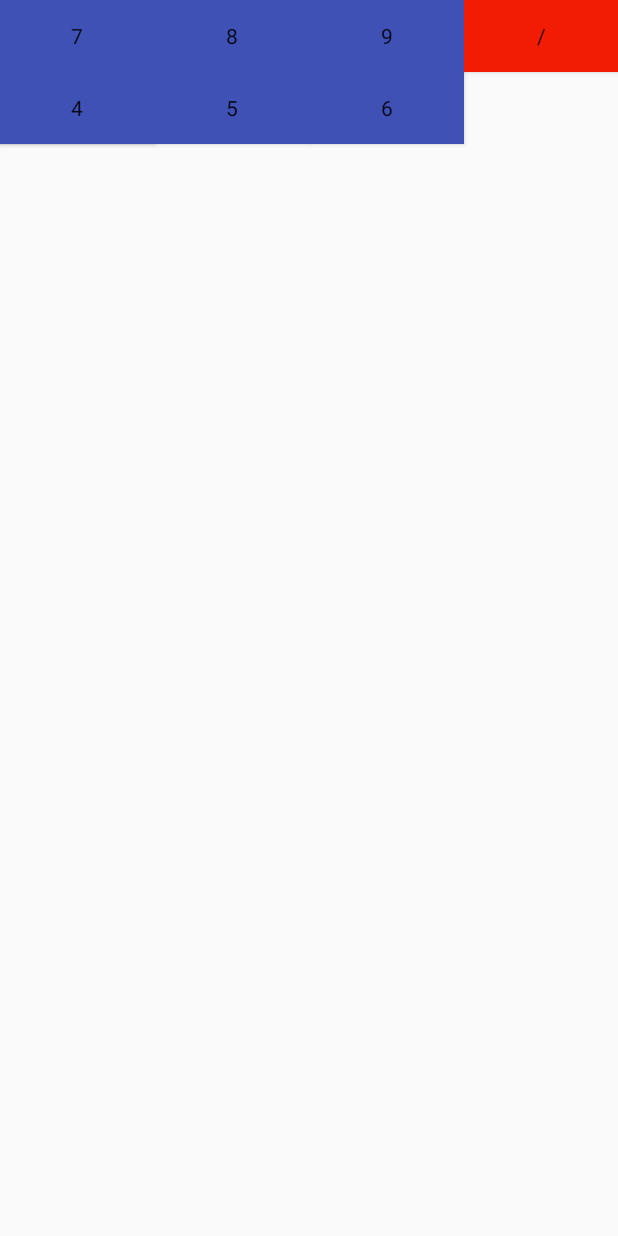
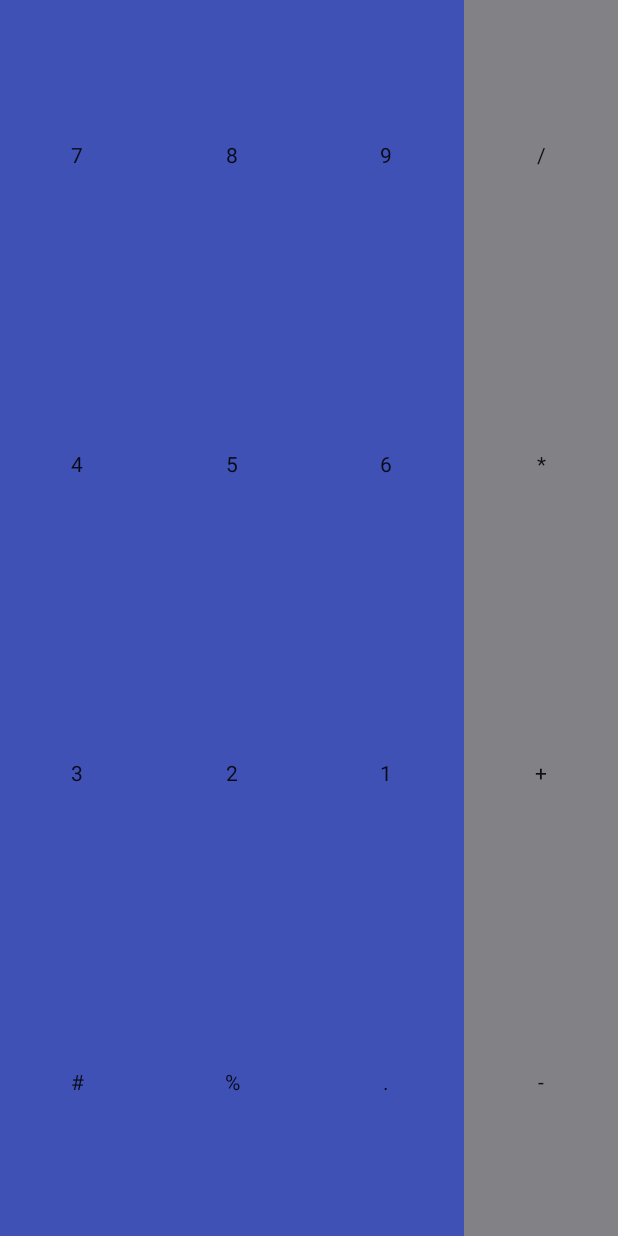
Before and after one commit to JASJ-07/layout, an Android app: the layout grid_layout.xml on its own in the app's theme, with its tools: preview values and no code run, on a phone screen of 412 x 824 dp. Run offline under Robolectric (Android 15) with nearby library versions, the phone set to English and light mode, and no system bars.

Commit message:
se crea vista calculadora

```diff
--- a/miprimerlayout/app/src/main/res/layout/grid_layout.xml
+++ b/miprimerlayout/app/src/main/res/layout/grid_layout.xml
@@ -9,6 +9,7 @@
     <Button
         style="@style/AppTheme.botones.numeros"
         android:layout_width="0dp"
+        android:layout_rowWeight="2.5"
         android:layout_height="wrap_content"
         android:layout_column="0"
         android:layout_columnWeight="25"
@@ -17,6 +18,7 @@
     <Button
         style="@style/AppTheme.botones.numeros"
         android:layout_width="0dp"
+        android:layout_rowWeight="2.5"
         android:layout_height="wrap_content"
         android:layout_column="1"
         android:layout_columnWeight="25"
@@ -25,6 +27,7 @@
     <Button
         style="@style/AppTheme.botones.numeros"
         android:layout_width="0dp"
+        android:layout_rowWeight="2.5"
         android:layout_height="wrap_content"
         android:layout_column="2"
         android:layout_columnWeight="25"
@@ -33,6 +36,7 @@
     <Button
         style="@style/AppTheme.botones.operadores"
         android:layout_width="0dp"
+        android:layout_rowWeight="2.5"
         android:layout_height="wrap_content"
         android:layout_column="3"
         android:layout_columnWeight="25"
@@ -41,6 +45,7 @@
     <Button
         style="@style/AppTheme.botones.numeros"
         android:layout_width="0dp"
+        android:layout_rowWeight="2.5"
         android:layout_height="wrap_content"
         android:layout_column="0"
         android:layout_columnWeight="25"
@@ -49,6 +54,7 @@
     <Button
         style="@style/AppTheme.botones.numeros"
         android:layout_width="0dp"
+        android:layout_rowWeight="2.5"
         android:layout_height="wrap_content"
         android:layout_column="0"
         android:layout_columnWeight="25"
@@ -57,6 +63,7 @@
     <Button
         style="@style/AppTheme.botones.numeros"
         android:layout_width="0dp"
+        android:layout_rowWeight="2.5"
         android:layout_height="wrap_content"
         android:layout_column="1"
         android:layout_columnWeight="25"
@@ -65,11 +72,93 @@
     <Button
         style="@style/AppTheme.botones.numeros"
         android:layout_width="0dp"
+        android:layout_rowWeight="2.5"
         android:layout_height="wrap_content"
         android:layout_column="2"
         android:layout_columnWeight="25"
         android:layout_row="1"
         android:text="6" />
+    <Button
+        style="@style/AppTheme.botones.operadores"
+        android:layout_width="0dp"
+        android:layout_rowWeight="2.5"
+        android:layout_height="wrap_content"
+        android:layout_column="3"
+        android:layout_columnWeight="25"
+        android:layout_row="1"
+        android:text="*" />
+    <Button
+        style="@style/AppTheme.botones.numeros"
+        android:layout_width="0dp"
+        android:layout_rowWeight="2.5"
+        android:layout_height="wrap_content"
+        android:layout_column="0"
+        android:layout_columnWeight="25"
+        android:layout_row="2"
+        android:text="3" />
+    <Button
+        style="@style/AppTheme.botones.numeros"
+        android:layout_width="0dp"
+        android:layout_rowWeight="2.5"
+        android:layout_height="wrap_content"
+        android:layout_column="1"
+        android:layout_columnWeight="25"
+        android:layout_row="2"
+        android:text="2" />
+    <Button
+        style="@style/AppTheme.botones.numeros"
+        android:layout_width="0dp"
+        android:layout_rowWeight="2.5"
+        android:layout_height="wrap_content"
+        android:layout_column="2"
+        android:layout_columnWeight="25"
+        android:layout_row="2"
+        android:text="1" />
+    <Button
+        style="@style/AppTheme.botones.operadores"
+        android:layout_width="0dp"
+        android:layout_rowWeight="2.5"
+        android:layout_height="wrap_content"
+        android:layout_column="3"
+        android:layout_columnWeight="25"
+        android:layout_row="2"
+        android:text="+" />
+    <Button
+        style="@style/AppTheme.botones.numeros"
+        android:layout_width="0dp"
+        android:layout_rowWeight="2.5"
+        android:layout_height="wrap_content"
+        android:layout_column="0"
+        android:layout_columnWeight="25"
+        android:layout_row="3"
+        android:text="#" />
+    <Button
+        style="@style/AppTheme.botones.numeros"
+        android:layout_width="0dp"
+        android:layout_rowWeight="2.5"
+        android:layout_height="wrap_content"
+        android:layout_column="1"
+        android:layout_columnWeight="25"
+        android:layout_row="3"
+        android:text="%" />
+    <Button
+        style="@style/AppTheme.botones.numeros"
+        android:layout_width="0dp"
+        android:layout_rowWeight="2.5"
+        android:layout_height="wrap_content"
+        android:layout_column="2"
+        android:layout_columnWeight="25"
+        android:layout_row="3"
+        android:text="." />
+    <Button
+        style="@style/AppTheme.botones.operadores"
+        android:layout_width="0dp"
+        android:layout_rowWeight="2.5"
+        android:layout_height="wrap_content"
+        android:layout_column="3"
+        android:layout_columnWeight="25"
+        android:layout_row="3"
+        android:text="-" />
 
 
 
--- a/miprimerlayout/app/src/main/res/values/styles.xml
+++ b/miprimerlayout/app/src/main/res/values/styles.xml
@@ -22,7 +22,7 @@
 
     <style name="AppTheme.botones.operadores" parent="Theme.AppCompat.Light.DarkActionBar">
         <!-- Customize your theme here. -->
-        <item name="android:background">@color/rojo</item>
+        <item name="android:background">@color/gris</item>
     </style>
 
 </resources>
```
